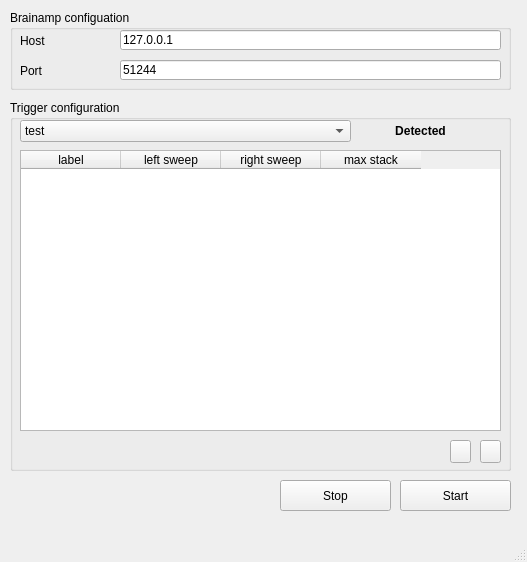
Above: pybart/cp.ui from felixcapuano/pybart before the change. Below: the same form after it.
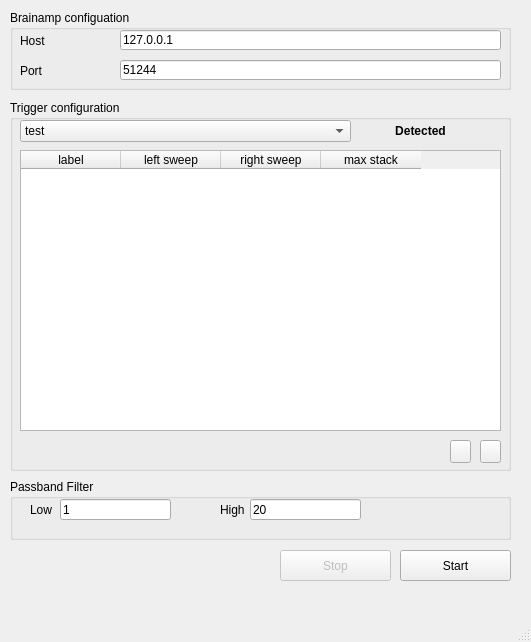
That is the form after the change. Icons and pictures are not drawn.

Commit message: Linking the stream handler in the UI

Patch:
```diff
--- a/pybart/cp.ui
+++ b/pybart/cp.ui
@@ -6,8 +6,8 @@
    <rect>
     <x>0</x>
     <y>0</y>
-    <width>527</width>
-    <height>562</height>
+    <width>531</width>
+    <height>642</height>
    </rect>
   </property>
   <property name="contextMenuPolicy">
@@ -200,7 +200,7 @@
     <property name="geometry">
      <rect>
       <x>400</x>
-      <y>480</y>
+      <y>550</y>
       <width>111</width>
       <height>31</height>
      </rect>
@@ -209,11 +209,14 @@
      <string>Start</string>
     </property>
    </widget>
-   <widget class="QPushButton" name="button_start_2">
+   <widget class="QPushButton" name="button_stop">
+    <property name="enabled">
+     <bool>false</bool>
+    </property>
     <property name="geometry">
      <rect>
       <x>280</x>
-      <y>480</y>
+      <y>550</y>
       <width>111</width>
       <height>31</height>
      </rect>
@@ -221,6 +224,80 @@
     <property name="text">
      <string>Stop</string>
     </property>
+    <property name="autoDefault">
+     <bool>false</bool>
+    </property>
+    <property name="default">
+     <bool>false</bool>
+    </property>
+    <property name="flat">
+     <bool>false</bool>
+    </property>
+   </widget>
+   <widget class="QGroupBox" name="groupBox_3">
+    <property name="geometry">
+     <rect>
+      <x>10</x>
+      <y>479</y>
+      <width>501</width>
+      <height>61</height>
+     </rect>
+    </property>
+    <property name="title">
+     <string>Passband Filter</string>
+    </property>
+    <widget class="QLineEdit" name="line_low_freq">
+     <property name="geometry">
+      <rect>
+       <x>50</x>
+       <y>20</y>
+       <width>111</width>
+       <height>21</height>
+      </rect>
+     </property>
+     <property name="text">
+      <string>1</string>
+     </property>
+    </widget>
+    <widget class="QLineEdit" name="line_high_freq">
+     <property name="geometry">
+      <rect>
+       <x>240</x>
+       <y>20</y>
+       <width>111</width>
+       <height>21</height>
+      </rect>
+     </property>
+     <property name="text">
+      <string>20</string>
+     </property>
+    </widget>
+    <widget class="QLabel" name="label_low">
+     <property name="geometry">
+      <rect>
+       <x>20</x>
+       <y>20</y>
+       <width>31</width>
+       <height>21</height>
+      </rect>
+     </property>
+     <property name="text">
+      <string>Low</string>
+     </property>
+    </widget>
+    <widget class="QLabel" name="label_high">
+     <property name="geometry">
+      <rect>
+       <x>210</x>
+       <y>20</y>
+       <width>31</width>
+       <height>21</height>
+      </rect>
+     </property>
+     <property name="text">
+      <string>High</string>
+     </property>
+    </widget>
    </widget>
   </widget>
   <widget class="QMenuBar" name="menubar">
```
Left out of the diff: 2 changed lines with no effect on the pictures. The commit also changes 4 other files.
